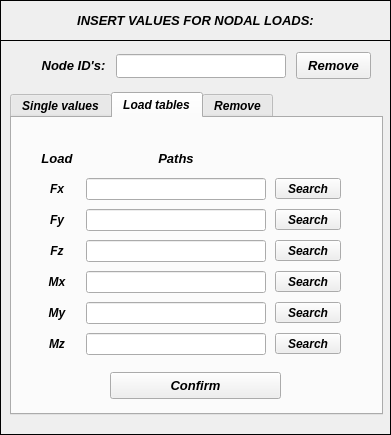
This is pulse/uix/user_input/ui/Model/Setup/Structural/loadsInput.ui in open-pulse/OpenPulse as Qt 5 draws it before an edit. The edited form follows.
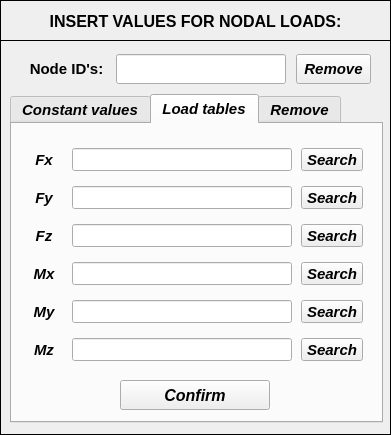
This is the edited form. The open tabs and pages were chosen to show the change. Icons and pictures are not drawn.

```diff
--- a/pulse/uix/user_input/ui/Model/Setup/Structural/loadsInput.ui
+++ b/pulse/uix/user_input/ui/Model/Setup/Structural/loadsInput.ui
@@ -92,17 +92,17 @@
      <property name="geometry">
       <rect>
        <x>10</x>
-       <y>12</y>
+       <y>6</y>
        <width>371</width>
-       <height>16</height>
+       <height>30</height>
       </rect>
      </property>
      <property name="font">
       <font>
        <family>Arial</family>
-       <pointsize>10</pointsize>
+       <pointsize>12</pointsize>
        <weight>75</weight>
-       <italic>true</italic>
+       <italic>false</italic>
        <bold>true</bold>
       </font>
      </property>
@@ -144,50 +144,19 @@
     <property name="frameShadow">
      <enum>QFrame::Plain</enum>
     </property>
-    <widget class="QWidget" name="verticalLayoutWidget">
-     <property name="geometry">
-      <rect>
-       <x>34</x>
-       <y>14</y>
-       <width>79</width>
-       <height>23</height>
-      </rect>
-     </property>
-     <layout class="QVBoxLayout" name="verticalLayout">
-      <item>
-       <widget class="QLabel" name="label_2">
-        <property name="font">
-         <font>
-          <family>Arial</family>
-          <pointsize>10</pointsize>
-          <weight>75</weight>
-          <italic>true</italic>
-          <bold>true</bold>
-         </font>
-        </property>
-        <property name="text">
-         <string>Node ID's:</string>
-        </property>
-        <property name="alignment">
-         <set>Qt::AlignCenter</set>
-        </property>
-       </widget>
-      </item>
-     </layout>
-    </widget>
     <widget class="QTabWidget" name="tabWidget_nodal_loads">
      <property name="geometry">
       <rect>
        <x>10</x>
-       <y>52</y>
+       <y>54</y>
        <width>373</width>
-       <height>323</height>
+       <height>329</height>
       </rect>
      </property>
      <property name="font">
       <font>
        <family>Arial</family>
-       <pointsize>9</pointsize>
+       <pointsize>11</pointsize>
        <weight>75</weight>
        <italic>true</italic>
        <bold>true</bold>
@@ -198,7 +167,7 @@
      </property>
      <widget class="QWidget" name="tab_single_values">
       <attribute name="title">
-       <string>Single values</string>
+       <string>Constant values</string>
       </attribute>
       <widget class="QWidget" name="gridLayoutWidget">
        <property name="geometry">
@@ -1087,10 +1056,10 @@
       <widget class="QWidget" name="gridLayoutWidget_2">
        <property name="geometry">
         <rect>
-         <x>20</x>
-         <y>26</y>
-         <width>309</width>
-         <height>219</height>
+         <x>8</x>
+         <y>14</y>
+         <width>344</width>
+         <height>235</height>
         </rect>
        </property>
        <layout class="QGridLayout" name="gridLayout_2">
@@ -1101,7 +1070,7 @@
          <number>3</number>
         </property>
         <property name="bottomMargin">
-         <number>4</number>
+         <number>0</number>
         </property>
         <property name="horizontalSpacing">
          <number>9</number>
@@ -1109,41 +1078,79 @@
         <property name="verticalSpacing">
          <number>8</number>
         </property>
-        <item row="1" column="1">
+        <item row="0" column="1">
          <widget class="QLineEdit" name="lineEdit_path_table_Fx">
           <property name="enabled">
            <bool>true</bool>
           </property>
+          <property name="minimumSize">
+           <size>
+            <width>220</width>
+            <height>23</height>
+           </size>
+          </property>
+          <property name="maximumSize">
+           <size>
+            <width>220</width>
+            <height>23</height>
+           </size>
+          </property>
+          <property name="font">
+           <font>
+            <pointsize>8</pointsize>
+            <weight>50</weight>
+            <bold>false</bold>
+           </font>
+          </property>
           <property name="alignment">
            <set>Qt::AlignCenter</set>
           </property>
          </widget>
         </item>
-        <item row="2" column="1">
+        <item row="1" column="1">
          <widget class="QLineEdit" name="lineEdit_path_table_Fy">
           <property name="enabled">
            <bool>true</bool>
           </property>
+          <property name="minimumSize">
+           <size>
+            <width>220</width>
+            <height>23</height>
+           </size>
+          </property>
+          <property name="maximumSize">
+           <size>
+            <width>220</width>
+            <height>23</height>
+           </size>
+          </property>
+          <property name="font">
+           <font>
+            <pointsize>8</pointsize>
+            <weight>50</weight>
+            <bold>false</bold>
+           </font>
+          </property>
           <property name="alignment">
            <set>Qt::AlignCenter</set>
           </property>
          </widget>
         </item>
-        <item row="1" column="0">
+        <item row="0" column="0">
          <widget class="QLabel" name="label_Fx">
           <property name="enabled">
            <bool>true</bool>
           </property>
           <property name="minimumSize">
            <size>
-            <width>40</width>
-            <height>0</height>
+            <width>38</width>
+            <height>23</height>
            </size>
           </property>
           <property name="maximumSize">
            <size>
-            <width>40</width>
-            <height>16777215</height>
+            <width>38</width>
+            <height>23</height>
            </size>
           </property>
           <property name="text">
@@ -1154,7 +1161,7 @@
           </property>
          </widget>
         </item>
-        <item row="4" column="2">
+        <item row="3" column="2">
          <widget class="QToolButton" name="toolButton_load_Mx_table">
           <property name="enabled">
            <bool>true</bool>
@@ -1165,6 +1172,18 @@
             <verstretch>0</verstretch>
            </sizepolicy>
           </property>
+          <property name="minimumSize">
+           <size>
+            <width>62</width>
+            <height>23</height>
+           </size>
+          </property>
+          <property name="maximumSize">
+           <size>
+            <width>62</width>
+            <height>23</height>
+           </size>
+          </property>
           <property name="text">
            <string>Search</string>
           </property>
@@ -1179,21 +1198,178 @@
           </property>
          </widget>
         </item>
-        <item row="6" column="0">
+        <item row="5" column="1">
+         <widget class="QLineEdit" name="lineEdit_path_table_Mz">
+          <property name="enabled">
+           <bool>true</bool>
+          </property>
+          <property name="minimumSize">
+           <size>
+            <width>220</width>
+            <height>23</height>
+           </size>
+          </property>
+          <property name="maximumSize">
+           <size>
+            <width>220</width>
+            <height>23</height>
+           </size>
+          </property>
+          <property name="font">
+           <font>
+            <pointsize>8</pointsize>
+            <weight>50</weight>
+            <bold>false</bold>
+           </font>
+          </property>
+          <property name="alignment">
+           <set>Qt::AlignCenter</set>
+          </property>
+         </widget>
+        </item>
+        <item row="4" column="2">
+         <widget class="QToolButton" name="toolButton_load_My_table">
+          <property name="enabled">
+           <bool>true</bool>
+          </property>
+          <property name="sizePolicy">
+           <sizepolicy hsizetype="Expanding" vsizetype="Fixed">
+            <horstretch>0</horstretch>
+            <verstretch>0</verstretch>
+           </sizepolicy>
+          </property>
+          <property name="minimumSize">
+           <size>
+            <width>62</width>
+            <height>23</height>
+           </size>
+          </property>
+          <property name="maximumSize">
+           <size>
+            <width>62</width>
+            <height>23</height>
+           </size>
+          </property>
+          <property name="text">
+           <string>Search</string>
+          </property>
+          <property name="checkable">
+           <bool>false</bool>
+          </property>
+          <property name="autoRaise">
+           <bool>false</bool>
+          </property>
+          <property name="arrowType">
+           <enum>Qt::NoArrow</enum>
+          </property>
+         </widget>
+        </item>
+        <item row="1" column="0">
+         <widget class="QLabel" name="label_Fy">
+          <property name="enabled">
+           <bool>true</bool>
+          </property>
+          <property name="minimumSize">
+           <size>
+            <width>38</width>
+            <height>23</height>
+           </size>
+          </property>
+          <property name="maximumSize">
+           <size>
+            <width>38</width>
+            <height>23</height>
+           </size>
+          </property>
+          <property name="text">
+           <string>Fy</string>
+          </property>
+          <property name="alignment">
+           <set>Qt::AlignCenter</set>
+          </property>
+         </widget>
+        </item>
+        <item row="4" column="1">
+         <widget class="QLineEdit" name="lineEdit_path_table_My">
+          <property name="enabled">
+           <bool>true</bool>
+          </property>
+          <property name="minimumSize">
+           <size>
+            <width>220</width>
+            <height>23</height>
+           </size>
+          </property>
+          <property name="maximumSize">
+           <size>
+            <width>220</width>
+            <height>23</height>
+           </size>
+          </property>
+          <property name="font">
+           <font>
+            <pointsize>8</pointsize>
+            <weight>50</weight>
+            <bold>false</bold>
+           </font>
+          </property>
+          <property name="alignment">
+           <set>Qt::AlignCenter</set>
+          </property>
+         </widget>
+        </item>
+        <item row="0" column="2">
+         <widget class="QToolButton" name="toolButton_load_Fx_table">
+          <property name="enabled">
+           <bool>true</bool>
+          </property>
+          <property name="sizePolicy">
+           <sizepolicy hsizetype="Expanding" vsizetype="Fixed">
+            <horstretch>0</horstretch>
+            <verstretch>0</verstretch>
+           </sizepolicy>
+          </property>
+          <property name="minimumSize">
+           <size>
+            <width>62</width>
+            <height>23</height>
+           </size>
+          </property>
+          <property name="maximumSize">
+           <size>
+            <width>62</width>
+            <height>23</height>
+           </size>
+          </property>
+          <property name="text">
+           <string>Search</string>
+          </property>
+          <property name="checkable">
+           <bool>false</bool>
+          </property>
+          <property name="autoRaise">
+           <bool>false</bool>
+          </property>
+          <property name="arrowType">
+           <enum>Qt::NoArrow</enum>
+          </property>
+         </widget>
+        </item>
+        <item row="5" column="0">
          <widget class="QLabel" name="label_Mz">
           <property name="enabled">
            <bool>true</bool>
           </property>
           <property name="minimumSize">
            <size>
-            <width>40</width>
-            <height>0</height>
+            <width>38</width>
+            <height>23</height>
            </size>
           </property>
           <property name="maximumSize">
            <size>
-            <width>40</width>
-            <height>16777215</height>
+            <width>38</width>
+            <height>23</height>
            </size>
           </property>
           <property name="text">
@@ -1204,17 +1380,36 @@
           </property>
          </widget>
         </item>
-        <item row="4" column="1">
+        <item row="3" column="1">
          <widget class="QLineEdit" name="lineEdit_path_table_Mx">
           <property name="enabled">
            <bool>true</bool>
           </property>
+          <property name="minimumSize">
+           <size>
+            <width>220</width>
+            <height>23</height>
+           </size>
+          </property>
+          <property name="maximumSize">
+           <size>
+            <width>220</width>
+            <height>23</height>
+           </size>
+          </property>
+          <property name="font">
+           <font>
+            <pointsize>8</pointsize>
+            <weight>50</weight>
+            <bold>false</bold>
+           </font>
+          </property>
           <property name="alignment">
            <set>Qt::AlignCenter</set>
           </property>
          </widget>
         </item>
-        <item row="6" column="2">
+        <item row="5" column="2">
          <widget class="QToolButton" name="toolButton_load_Mz_table">
           <property name="enabled">
            <bool>true</bool>
@@ -1225,6 +1420,18 @@
             <verstretch>0</verstretch>
            </sizepolicy>
           </property>
+          <property name="minimumSize">
+           <size>
+            <width>62</width>
+            <height>23</height>
+           </size>
+          </property>
+          <property name="maximumSize">
+           <size>
+            <width>62</width>
+            <height>23</height>
+           </size>
+          </property>
           <property name="text">
            <string>Search</string>
           </property>
@@ -1239,56 +1446,50 @@
           </property>
          </widget>
         </item>
-        <item row="3" column="1">
+        <item row="2" column="1">
          <widget class="QLineEdit" name="lineEdit_path_table_Fz">
           <property name="enabled">
            <bool>true</bool>
           </property>
-          <property name="alignment">
-           <set>Qt::AlignCenter</set>
-          </property>
-         </widget>
-        </item>
-        <item row="4" column="0">
-         <widget class="QLabel" name="label_Mx">
-          <property name="enabled">
-           <bool>true</bool>
-          </property>
           <property name="minimumSize">
            <size>
-            <width>40</width>
-            <height>0</height>
+            <width>220</width>
+            <height>23</height>
            </size>
           </property>
           <property name="maximumSize">
            <size>
-            <width>40</width>
-            <height>16777215</height>
+            <width>220</width>
+            <height>23</height>
            </size>
           </property>
-          <property name="text">
-           <string>Mx</string>
+          <property name="font">
+           <font>
+            <pointsize>8</pointsize>
+            <weight>50</weight>
+            <bold>false</bold>
+           </font>
           </property>
           <property name="alignment">
            <set>Qt::AlignCenter</set>
           </property>
          </widget>
         </item>
-        <item row="3" column="0">
+        <item row="2" column="0">
          <widget class="QLabel" name="label_Fz">
           <property name="enabled">
            <bool>true</bool>
           </property>
           <property name="minimumSize">
            <size>
-            <width>40</width>
-            <height>0</height>
+            <width>38</width>
+            <height>23</height>
            </size>
           </property>
           <property name="maximumSize">
            <size>
-            <width>40</width>
-            <height>16777215</height>
+            <width>38</width>
+            <height>23</height>
            </size>
           </property>
           <property name="text">
@@ -1299,7 +1500,7 @@
           </property>
          </widget>
         </item>
-        <item row="3" column="2">
+        <item row="2" column="2">
          <widget class="QToolButton" name="toolButton_load_Fz_table">
           <property name="enabled">
            <bool>true</bool>
@@ -1310,6 +1511,18 @@
             <verstretch>0</verstretch>
            </sizepolicy>
           </property>
+          <property name="minimumSize">
+           <size>
+            <width>62</width>
+            <height>23</height>
+           </size>
+          </property>
+          <property name="maximumSize">
+           <size>
+            <width>62</width>
+            <height>23</height>
+           </size>
+          </property>
           <property name="text">
            <string>Search</string>
           </property>
@@ -1324,21 +1537,46 @@
           </property>
          </widget>
         </item>
-        <item row="5" column="0">
+        <item row="3" column="0">
+         <widget class="QLabel" name="label_Mx">
+          <property name="enabled">
+           <bool>true</bool>
+          </property>
+          <property name="minimumSize">
+           <size>
+            <width>38</width>
+            <height>23</height>
+           </size>
+          </property>
+          <property name="maximumSize">
+           <size>
+            <width>38</width>
+            <height>23</height>
+           </size>
+          </property>
+          <property name="text">
+           <string>Mx</string>
+          </property>
+          <property name="alignment">
+           <set>Qt::AlignCenter</set>
+          </property>
+         </widget>
+        </item>
+        <item row="4" column="0">
          <widget class="QLabel" name="label_My">
           <property name="enabled">
            <bool>true</bool>
           </property>
           <property name="minimumSize">
            <size>
-            <width>40</width>
-            <height>0</height>
+            <width>38</width>
+            <height>23</height>
            </size>
           </property>
           <property name="maximumSize">
            <size>
-            <width>40</width>
-            <height>16777215</height>
+            <width>38</width>
+            <height>23</height>
            </size>
           </property>
           <property name="text">
@@ -1349,93 +1587,8 @@
           </property>
          </widget>
         </item>
-        <item row="2" column="2">
-         <widget class="QToolButton" name="toolButton_load_Fy_table">
-          <property name="enabled">
-           <bool>true</bool>
-          </property>
-          <property name="sizePolicy">
-           <sizepolicy hsizetype="Expanding" vsizetype="Fixed">
-            <horstretch>0</horstretch>
-            <verstretch>0</verstretch>
-           </sizepolicy>
-          </property>
-          <property name="text">
-           <string>Search</string>
-          </property>
-          <property name="checkable">
-           <bool>false</bool>
-          </property>
-          <property name="autoRaise">
-           <bool>false</bool>
-          </property>
-          <property name="arrowType">
-           <enum>Qt::NoArrow</enum>
-          </property>
-         </widget>
-        </item>
-        <item row="2" column="0">
-         <widget class="QLabel" name="label_Fy">
-          <property name="enabled">
-           <bool>true</bool>
-          </property>
-          <property name="minimumSize">
-           <size>
-            <width>40</width>
-            <height>0</height>
-           </size>
-          </property>
-          <property name="maximumSize">
-           <size>
-            <width>40</width>
-            <height>16777215</height>
-           </size>
-          </property>
-          <property name="text">
-           <string>Fy</string>
-          </property>
-          <property name="alignment">
-           <set>Qt::AlignCenter</set>
-          </property>
-         </widget>
-        </item>
-        <item row="5" column="2">
-         <widget class="QToolButton" name="toolButton_load_My_table">
-          <property name="enabled">
-           <bool>true</bool>
-          </property>
-          <property name="sizePolicy">
-           <sizepolicy hsizetype="Expanding" vsizetype="Fixed">
-            <horstretch>0</horstretch>
-            <verstretch>0</verstretch>
-           </sizepolicy>
-          </property>
-          <property name="text">
-           <string>Search</string>
-          </property>
-          <property name="checkable">
-           <bool>false</bool>
-          </property>
-          <property name="autoRaise">
-           <bool>false</bool>
-          </property>
-          <property name="arrowType">
-           <enum>Qt::NoArrow</enum>
-          </property>
-         </widget>
-        </item>
-        <item row="5" column="1">
-         <widget class="QLineEdit" name="lineEdit_path_table_My">
-          <property name="enabled">
-           <bool>true</bool>
-          </property>
-          <property name="alignment">
-           <set>Qt::AlignCenter</set>
-          </property>
-         </widget>
-        </item>
         <item row="1" column="2">
-         <widget class="QToolButton" name="toolButton_load_Fx_table">
+         <widget class="QToolButton" name="toolButton_load_Fy_table">
           <property name="enabled">
            <bool>true</bool>
           </property>
@@ -1445,6 +1598,18 @@
             <verstretch>0</verstretch>
            </sizepolicy>
           </property>
+          <property name="minimumSize">
+           <size>
+            <width>62</width>
+            <height>23</height>
+           </size>
+          </property>
+          <property name="maximumSize">
+           <size>
+            <width>62</width>
+            <height>23</height>
+           </size>
+          </property>
           <property name="text">
            <string>Search</string>
           </property>
@@ -1459,105 +1624,33 @@
           </property>
          </widget>
         </item>
-        <item row="6" column="1">
-         <widget class="QLineEdit" name="lineEdit_path_table_Mz">
-          <property name="enabled">
-           <bool>true</bool>
-          </property>
-          <property name="alignment">
-           <set>Qt::AlignCenter</set>
-          </property>
-         </widget>
-        </item>
-        <item row="0" column="1">
-         <widget class="QLabel" name="label_28">
-          <property name="minimumSize">
-           <size>
-            <width>180</width>
-            <height>21</height>
-           </size>
-          </property>
-          <property name="maximumSize">
-           <size>
-            <width>200</width>
-            <height>21</height>
-           </size>
-          </property>
-          <property name="font">
-           <font>
-            <family>Arial</family>
-            <pointsize>10</pointsize>
-            <weight>75</weight>
-            <italic>true</italic>
-            <bold>true</bold>
-           </font>
-          </property>
-          <property name="frameShape">
-           <enum>QFrame::NoFrame</enum>
-          </property>
-          <property name="frameShadow">
-           <enum>QFrame::Plain</enum>
-          </property>
-          <property name="text">
-           <string>Paths</string>
-          </property>
-          <property name="alignment">
-           <set>Qt::AlignCenter</set>
-          </property>
-         </widget>
-        </item>
-        <item row="0" column="0">
-         <widget class="QLabel" name="label_27">
-          <property name="minimumSize">
-           <size>
-            <width>40</width>
-            <height>21</height>
-           </size>
-          </property>
-          <property name="maximumSize">
-           <size>
-            <width>40</width>
-            <height>21</height>
-           </size>
-          </property>
-          <property name="font">
-           <font>
-            <family>Arial</family>
-            <pointsize>10</pointsize>
-            <weight>75</weight>
-            <italic>true</italic>
-            <bold>true</bold>
-           </font>
-          </property>
-          <property name="frameShape">
-           <enum>QFrame::NoFrame</enum>
-          </property>
-          <property name="frameShadow">
-           <enum>QFrame::Plain</enum>
-          </property>
-          <property name="text">
-           <string>Load</string>
-          </property>
-          <property name="alignment">
-           <set>Qt::AlignCenter</set>
-          </property>
-         </widget>
-        </item>
        </layout>
       </widget>
       <widget class="QPushButton" name="pushButton_table_values_confirm">
        <property name="geometry">
         <rect>
-         <x>98</x>
-         <y>254</y>
-         <width>171</width>
-         <height>27</height>
+         <x>108</x>
+         <y>256</y>
+         <width>150</width>
+         <height>30</height>
         </rect>
        </property>
+       <property name="maximumSize">
+        <size>
+         <width>150</width>
+         <height>30</height>
+        </size>
+       </property>
+       <property name="sizeIncrement">
+        <size>
+         <width>150</width>
+         <height>30</height>
+        </size>
+       </property>
        <property name="font">
         <font>
          <family>Arial</family>
-         <pointsize>10</pointsize>
+         <pointsize>12</pointsize>
          <weight>75</weight>
          <italic>true</italic>
          <bold>true</bold>
@@ -1681,27 +1774,27 @@
      <property name="geometry">
       <rect>
        <x>296</x>
-       <y>12</y>
+       <y>14</y>
        <width>75</width>
-       <height>27</height>
+       <height>30</height>
       </rect>
      </property>
      <property name="minimumSize">
       <size>
-       <width>0</width>
-       <height>27</height>
+       <width>75</width>
+       <height>30</height>
       </size>
      </property>
      <property name="maximumSize">
       <size>
-       <width>16777215</width>
-       <height>26</height>
+       <width>75</width>
+       <height>30</height>
       </size>
      </property>
      <property name="font">
       <font>
        <family>Arial</family>
-       <pointsize>10</pointsize>
+       <pointsize>11</pointsize>
        <weight>75</weight>
        <italic>true</italic>
        <bold>true</bold>
@@ -1717,25 +1810,25 @@
        <x>116</x>
        <y>14</y>
        <width>170</width>
-       <height>24</height>
+       <height>30</height>
       </rect>
      </property>
      <property name="minimumSize">
       <size>
        <width>170</width>
-       <height>24</height>
+       <height>30</height>
       </size>
      </property>
      <property name="maximumSize">
       <size>
        <width>170</width>
-       <height>24</height>
+       <height>30</height>
       </size>
      </property>
      <property name="font">
       <font>
        <family>Arial</family>
-       <pointsize>10</pointsize>
+       <pointsize>11</pointsize>
        <weight>75</weight>
        <italic>true</italic>
        <bold>true</bold>
@@ -1744,6 +1837,9 @@
      <property name="focusPolicy">
       <enum>Qt::ClickFocus</enum>
      </property>
+     <property name="styleSheet">
+      <string notr="true">color: rgb(0, 0, 255);</string>
+     </property>
      <property name="text">
       <string/>
      </property>
@@ -1751,6 +1847,43 @@
       <set>Qt::AlignCenter</set>
      </property>
     </widget>
+    <widget class="QLabel" name="label_2">
+     <property name="geometry">
+      <rect>
+       <x>24</x>
+       <y>14</y>
+       <width>85</width>
+       <height>30</height>
+      </rect>
+     </property>
+     <property name="minimumSize">
+      <size>
+       <width>85</width>
+       <height>30</height>
+      </size>
+     </property>
+     <property name="maximumSize">
+      <size>
+       <width>85</width>
+       <height>30</height>
+      </size>
+     </property>
+     <property name="font">
+      <font>
+       <family>Arial</family>
+       <pointsize>11</pointsize>
+       <weight>75</weight>
+       <italic>false</italic>
+       <bold>true</bold>
+      </font>
+     </property>
+     <property name="text">
+      <string>Node ID's:</string>
+     </property>
+     <property name="alignment">
+      <set>Qt::AlignCenter</set>
+     </property>
+    </widget>
    </widget>
   </widget>
  </widget>
```
Left out of the diff: 265 changed lines with no effect on the pictures.
